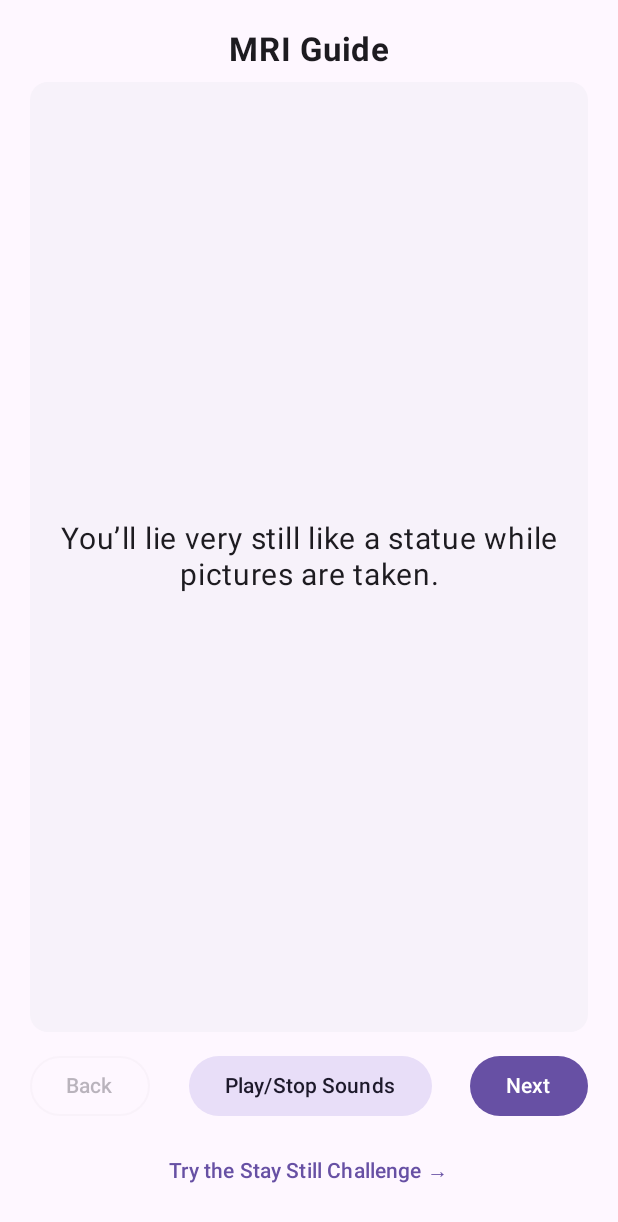
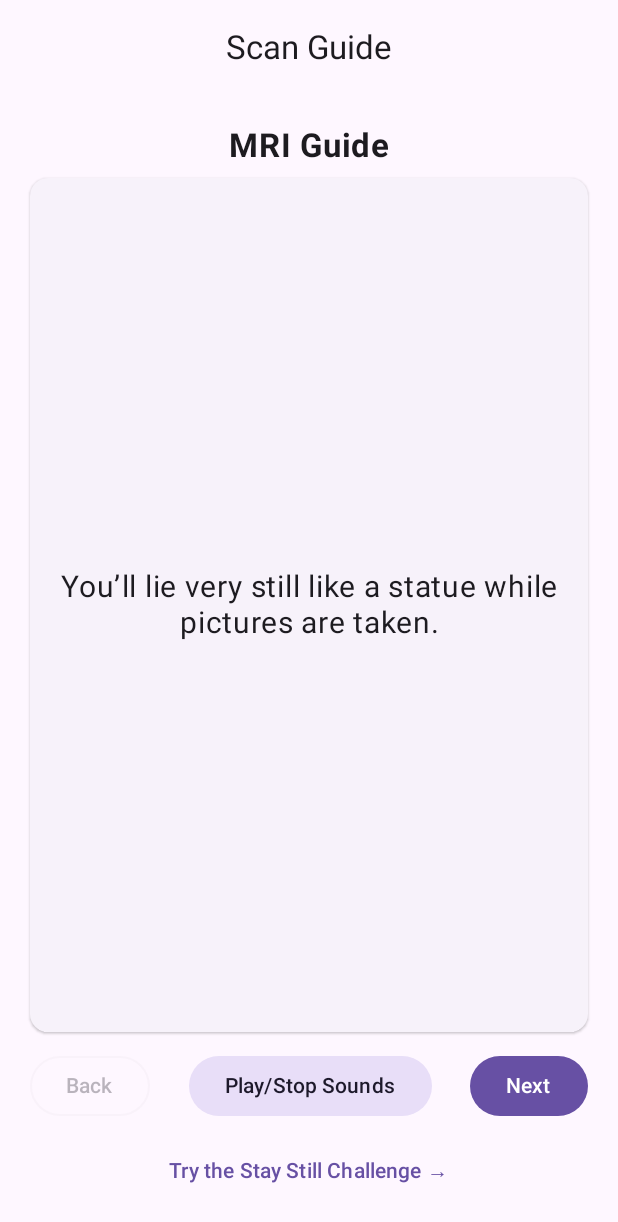
Before and after one commit to ChesapeakeCoder/ScanBuddyApp, an Android app built with Jetpack Compose: the ChooseScanScreen screen opened through its navigation route, after a tap on an icon or button, on a phone screen of 412 x 824 dp. Shown: the top 1222 px of the screen. Run offline under Robolectric (Android 15) with nearby library versions, the phone set to English and light mode, and no system bars.

Commit message:
Added top app bar and fixed layout for ChooseScanScreen

```diff
--- a/app/src/main/java/com/example/scanbuddy/MainActivity.kt
+++ b/app/src/main/java/com/example/scanbuddy/MainActivity.kt
@@ -1,6 +1,10 @@
 // ScanBuddy: Helping Kids Prepare for Medical Imaging
 package com.example.scanbuddy
-
+import androidx.navigation.compose.currentBackStackEntryAsState
+import androidx.compose.material3.CenterAlignedTopAppBar
+import androidx.compose.material3.Scaffold
+import androidx.compose.runtime.getValue
+import androidx.compose.material3.ExperimentalMaterial3Api
 import android.content.Context
 import android.hardware.Sensor
 import android.hardware.SensorEvent
@@ -81,11 +85,26 @@ class MainActivity : ComponentActivity() {
 // -----------------------------
 // App + Navigation
 // -----------------------------
+@OptIn(ExperimentalMaterial3Api::class)
 @Composable
 fun ScanBuddyApp() {
     val nav = rememberNavController()
+    val backStack by nav.currentBackStackEntryAsState()
+    val route = backStack?.destination?.route ?: "welcome"
+
+    val title = when {
+        route == "welcome" -> "ScanBuddy"
+        route == "choose" -> "Choose your scan"
+        route.startsWith("story/") -> "Scan Guide"
+        route.startsWith("practice/") -> "Stay Still Challenge"
+        route == "congrats" -> "Great job!"
+        else -> "ScanBuddy"
+    }
     MaterialTheme(colorScheme = lightColorScheme()) {
-        Surface(Modifier.fillMaxSize()) {
+        Scaffold(
+            topBar = { CenterAlignedTopAppBar(title = { Text(title) }) }
+        ) { innerPadding ->
+            Surface(Modifier.fillMaxSize().padding(innerPadding)) {
                 NavHost(navController = nav, startDestination = "welcome") {
 
                     composable("welcome") {
@@ -94,7 +113,7 @@ fun ScanBuddyApp() {
 
                     composable("choose") {
                         ChooseScanScreen(onSelect = { type ->
-                        nav.navigate("story/${type.name}")  // Pass scan type name
+                            nav.navigate("story/${type.name}")
                         })
                     }
 
@@ -131,7 +150,7 @@ fun ScanBuddyApp() {
             }
         }
     }
-
+}
 // -----------------------------
 // Screens
 // -----------------------------
@@ -149,16 +168,14 @@ fun WelcomeScreen(onStart: () -> Unit) {
         Button(onClick = onStart) { Text("Let’s Begin!") }
     }
 }
-
 @Composable
 fun ChooseScanScreen(onSelect: (ScanType) -> Unit) {
     Column(Modifier.fillMaxSize().padding(16.dp)) {
-        Text("Choose your scan", fontSize = 22.sp, fontWeight = FontWeight.Bold)
-        Spacer(Modifier.height(12.dp))
-
         LazyVerticalGrid(
             columns = GridCells.Fixed(2),
-            modifier = Modifier.fillMaxSize(),
+            modifier = Modifier
+                .fillMaxWidth()
+                .weight(1f),
             horizontalArrangement = Arrangement.spacedBy(12.dp),
             verticalArrangement = Arrangement.spacedBy(12.dp)
         ) {
@@ -167,7 +184,7 @@ fun ChooseScanScreen(onSelect: (ScanType) -> Unit) {
                     modifier = Modifier
                         .fillMaxWidth()
                         .height(120.dp)
-                        .clickable { onSelect(type) } // <-- this makes the cards work!
+                        .clickable { onSelect(type) }
                 ) {
                     Box(Modifier.fillMaxSize(), contentAlignment = Alignment.Center) {
                         Column(horizontalAlignment = Alignment.CenterHorizontally) {
@@ -181,10 +198,11 @@ fun ChooseScanScreen(onSelect: (ScanType) -> Unit) {
     }
 }
 
+
 @Composable
 fun StoryScreen(type: ScanType, onPractice: () -> Unit, onDone: () -> Unit) {
     val context = LocalContext.current
-    var currentSlide by remember { mutableStateOf(0) }
+    var currentSlide by remember { mutableIntStateOf(0) }
     val slides = scanSlides[type] ?: emptyList()
 
     // Audio player (play/stop demo sound)
@@ -231,7 +249,7 @@ fun StillnessPracticeScreen(title: String, secondsGoal: Int, hint: String, onFin
     val sensorManager = remember { context.getSystemService(Context.SENSOR_SERVICE) as SensorManager }
     val accelerometer = remember { sensorManager.getDefaultSensor(Sensor.TYPE_ACCELEROMETER) }
 
-    var stillSeconds by remember { mutableStateOf(0f) }
+    var stillSeconds by remember { mutableFloatStateOf(0f) }
     var isStill by remember { mutableStateOf(true) }
     val movementThreshold = 0.7f // sensitivity
 
```
Also changed, not shown: 3 other files. Lines whose indentation alone changed are shown as unchanged.
